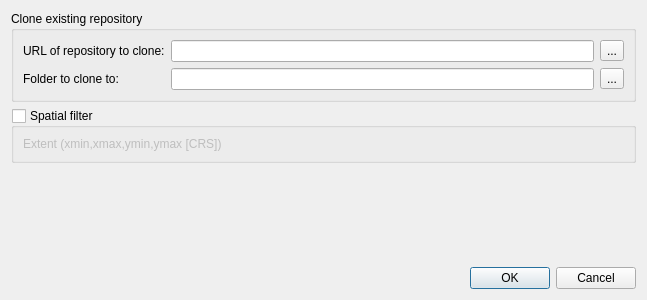
Qt form kart/gui/clonedialog.ui (koordinates/kart-qgis-plugin) before a commit.
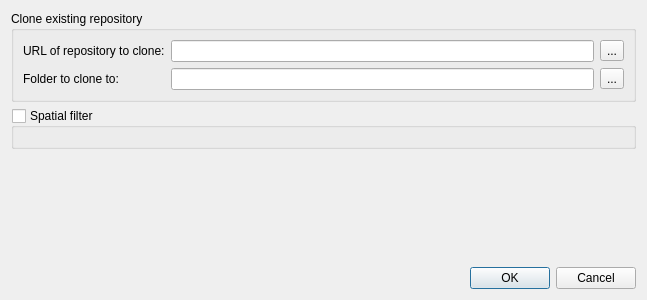
The same form after that commit.

Commit message: improved extent selection panel

What changed in the file:
```diff
--- a/kart/gui/clonedialog.ui
+++ b/kart/gui/clonedialog.ui
@@ -72,15 +72,7 @@
      <property name="checked">
       <bool>false</bool>
      </property>
-     <layout class="QGridLayout" name="gridLayout_2">
-      <item row="0" column="0">
-       <widget class="QLabel" name="label_3">
-        <property name="text">
-         <string>Extent (xmin,xmax,ymin,ymax [CRS])</string>
-        </property>
-       </widget>
-      </item>
-     </layout>
+     <layout class="QGridLayout" name="gridLayout_2"/>
     </widget>
    </item>
    <item>
```
The commit also changes 2 other files.
